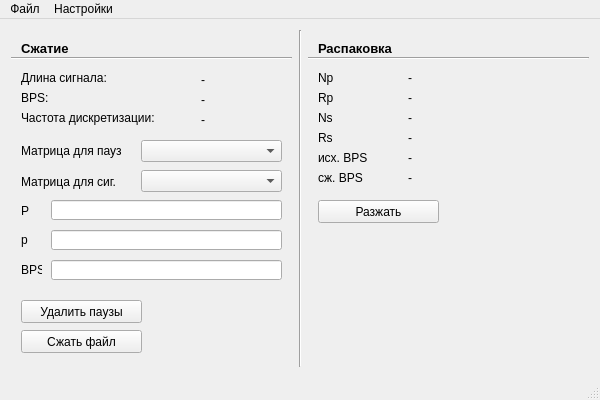
The window that basic/SWPM_GUI/mainwindow.ui (logarithm/mord) describes before a commit, drawn with Qt 5.
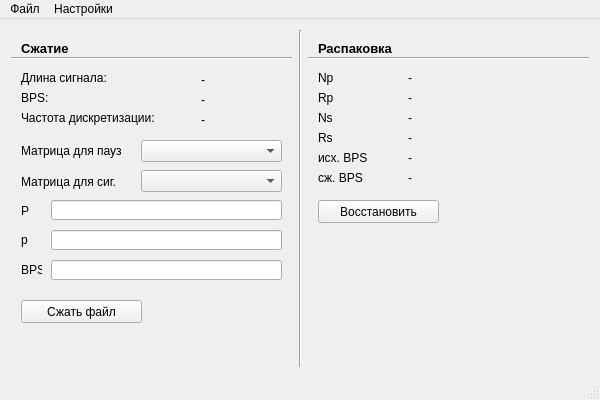
The same window after the commit.

What changed in the file:
```diff
--- a/basic/SWPM_GUI/mainwindow.ui
+++ b/basic/SWPM_GUI/mainwindow.ui
@@ -140,24 +140,11 @@
         <string>-</string>
        </property>
       </widget>
-      <widget class="QPushButton" name="deletePauseBtn">
-       <property name="geometry">
-        <rect>
-         <x>10</x>
-         <y>270</y>
-         <width>121</width>
-         <height>23</height>
-        </rect>
-       </property>
-       <property name="text">
-        <string>Удалить паузы</string>
-       </property>
-      </widget>
       <widget class="QPushButton" name="compressBtn">
        <property name="geometry">
         <rect>
          <x>10</x>
-         <y>300</y>
+         <y>270</y>
          <width>121</width>
          <height>23</height>
         </rect>
@@ -423,7 +410,7 @@
         </rect>
        </property>
        <property name="text">
-        <string>Разжать</string>
+        <string>Восстановить</string>
        </property>
       </widget>
       <widget class="QLabel" name="NpLabel">
```
Left out of the diff: 2 changed lines with no effect on the pictures.
